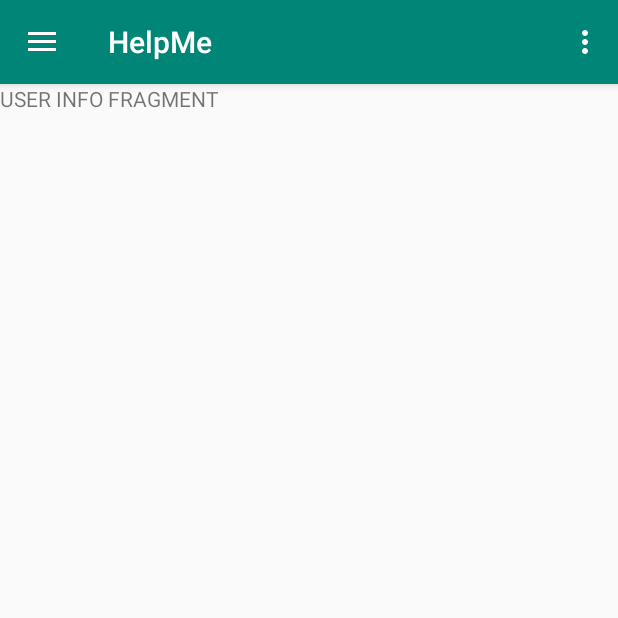
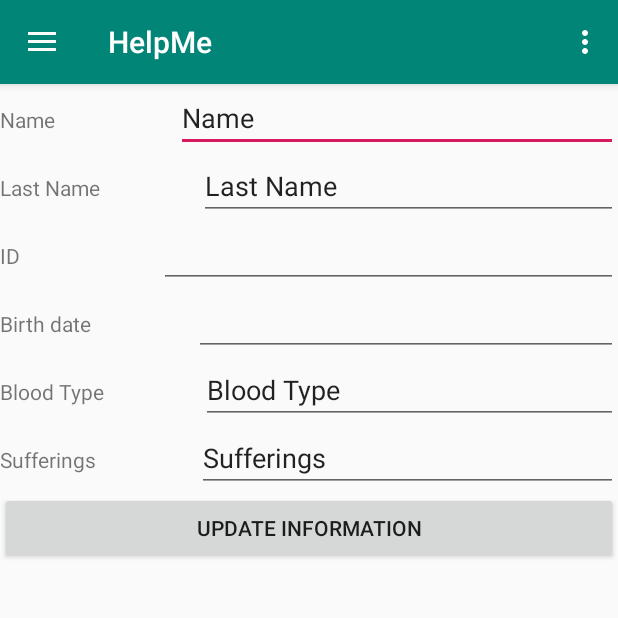
Before and after one commit to Rafa3094/HelpMe, an Android app: the screen it shows after launch (MainActivity), in the side drawer, after a tap on "User Information", on a phone screen of 412 x 824 dp, the top half of it. Run offline under Robolectric (Android 15) with nearby library versions, the phone set to English and light mode, and no system bars.

Commit message:
User Information
Se agrega los cambios realizados a la pantalla de datos de usuario.

```diff
--- a/app/src/main/res/layout/fragment_user_info.xml
+++ b/app/src/main/res/layout/fragment_user_info.xml
@@ -5,10 +5,151 @@
     android:layout_height="match_parent"
     tools:context=".Fragments.UserInfoFragment">
 
-    <!-- TODO: Update blank fragment layout -->
-    <TextView
+    <LinearLayout
+        android:id="@+id/InfoLayout"
         android:layout_width="match_parent"
         android:layout_height="match_parent"
-        android:text="USER INFO FRAGMENT" />
+        android:orientation="vertical">
 
+        <LinearLayout
+            android:id="@+id/NameLayout"
+            android:layout_width="match_parent"
+            android:layout_height="wrap_content"
+            android:orientation="horizontal">
+
+            <TextView
+                android:id="@+id/lblMyName"
+                android:layout_width="wrap_content"
+                android:layout_height="wrap_content"
+                android:layout_weight="1"
+                android:text="@string/myName" />
+
+            <EditText
+                android:id="@+id/myNameBox"
+                android:layout_width="wrap_content"
+                android:layout_height="wrap_content"
+                android:layout_weight="1"
+                android:ems="10"
+                android:inputType="textPersonName"
+                android:text="@string/myName" />
+        </LinearLayout>
+
+        <LinearLayout
+            android:id="@+id/LastNameLayout"
+            android:layout_width="match_parent"
+            android:layout_height="wrap_content"
+            android:orientation="horizontal">
+
+            <TextView
+                android:id="@+id/lblMyLastName"
+                android:layout_width="wrap_content"
+                android:layout_height="wrap_content"
+                android:layout_weight="1"
+                android:text="@string/myLastName" />
+
+            <EditText
+                android:id="@+id/myLastNameBox"
+                android:layout_width="wrap_content"
+                android:layout_height="wrap_content"
+                android:layout_weight="1"
+                android:ems="10"
+                android:inputType="textPersonName"
+                android:text="@string/myLastName" />
+        </LinearLayout>
+
+        <LinearLayout
+            android:id="@+id/IDLayout"
+            android:layout_width="match_parent"
+            android:layout_height="wrap_content"
+            android:orientation="horizontal">
+
+            <TextView
+                android:id="@+id/lblMyID"
+                android:layout_width="wrap_content"
+                android:layout_height="wrap_content"
+                android:layout_weight="1"
+                android:text="@string/myID" />
+
+            <EditText
+                android:id="@+id/myIDBox"
+                android:layout_width="wrap_content"
+                android:layout_height="wrap_content"
+                android:layout_weight="1"
+                android:ems="10"
+                android:inputType="number" />
+        </LinearLayout>
+
+        <LinearLayout
+            android:id="@+id/BirthDateTypeLayout"
+            android:layout_width="match_parent"
+            android:layout_height="wrap_content"
+            android:orientation="horizontal">
+
+            <TextView
+                android:id="@+id/lblMyBirthDate"
+                android:layout_width="wrap_content"
+                android:layout_height="wrap_content"
+                android:layout_weight="1"
+                android:text="@string/myBirthdate" />
+
+            <EditText
+                android:id="@+id/myBirthDateBox"
+                android:layout_width="wrap_content"
+                android:layout_height="wrap_content"
+                android:layout_weight="1"
+                android:ems="10"
+                android:inputType="date" />
+        </LinearLayout>
+
+        <LinearLayout
+            android:id="@+id/BloodTypeLayout"
+            android:layout_width="match_parent"
+            android:layout_height="wrap_content"
+            android:orientation="horizontal">
+
+            <TextView
+                android:id="@+id/lblBloodType"
+                android:layout_width="wrap_content"
+                android:layout_height="wrap_content"
+                android:layout_weight="1"
+                android:text="@string/myBloodType" />
+
+            <EditText
+                android:id="@+id/myBloodBox"
+                android:layout_width="wrap_content"
+                android:layout_height="wrap_content"
+                android:layout_weight="1"
+                android:ems="10"
+                android:inputType="textPersonName"
+                android:text="@string/myBloodType" />
+        </LinearLayout>
+
+        <LinearLayout
+            android:layout_width="match_parent"
+            android:layout_height="wrap_content"
+            android:orientation="horizontal">
+
+            <TextView
+                android:id="@+id/lblMySufferings"
+                android:layout_width="wrap_content"
+                android:layout_height="wrap_content"
+                android:layout_weight="1"
+                android:text="@string/mySufferings" />
+
+            <EditText
+                android:id="@+id/mySufferingsBox"
+                android:layout_width="wrap_content"
+                android:layout_height="wrap_content"
+                android:layout_weight="1"
+                android:ems="10"
+                android:inputType="textPersonName"
+                android:text="@string/mySufferings" />
+        </LinearLayout>
+
+        <Button
+            android:id="@+id/editButton"
+            android:layout_width="match_parent"
+            android:layout_height="wrap_content"
+            android:text="@string/editButton" />
+    </LinearLayout>
 </FrameLayout>
--- a/app/src/main/res/values/strings.xml
+++ b/app/src/main/res/values/strings.xml
@@ -27,4 +27,11 @@
     <string name="NombreContactoEliminar">NameContactToDelete</string>
     <string name="eliminar">Delete</string>
     <string name="telefonoeliminar">PhoneToDelete</string>
+    <string name="myName">Name</string>
+    <string name="myLastName">Last Name</string>
+    <string name="myID">ID</string>
+    <string name="myBirthdate">Birth date</string>
+    <string name="myBloodType">Blood Type</string>
+    <string name="mySufferings">Sufferings</string>
+    <string name="editButton">Update Information</string>
 </resources>
```
